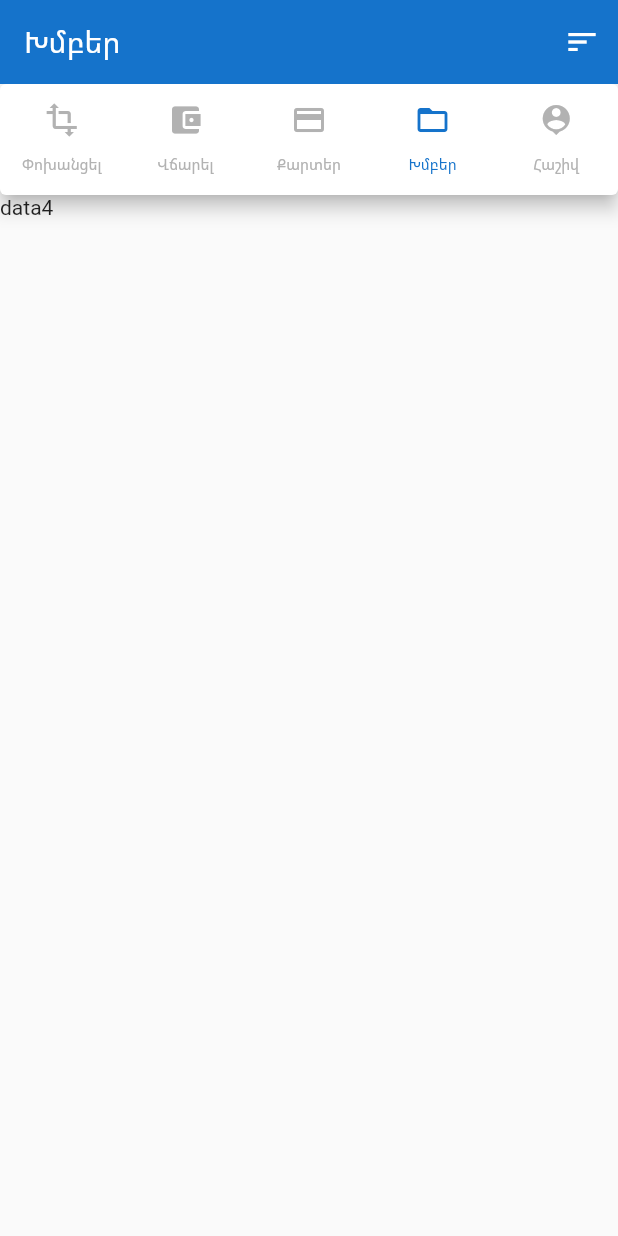
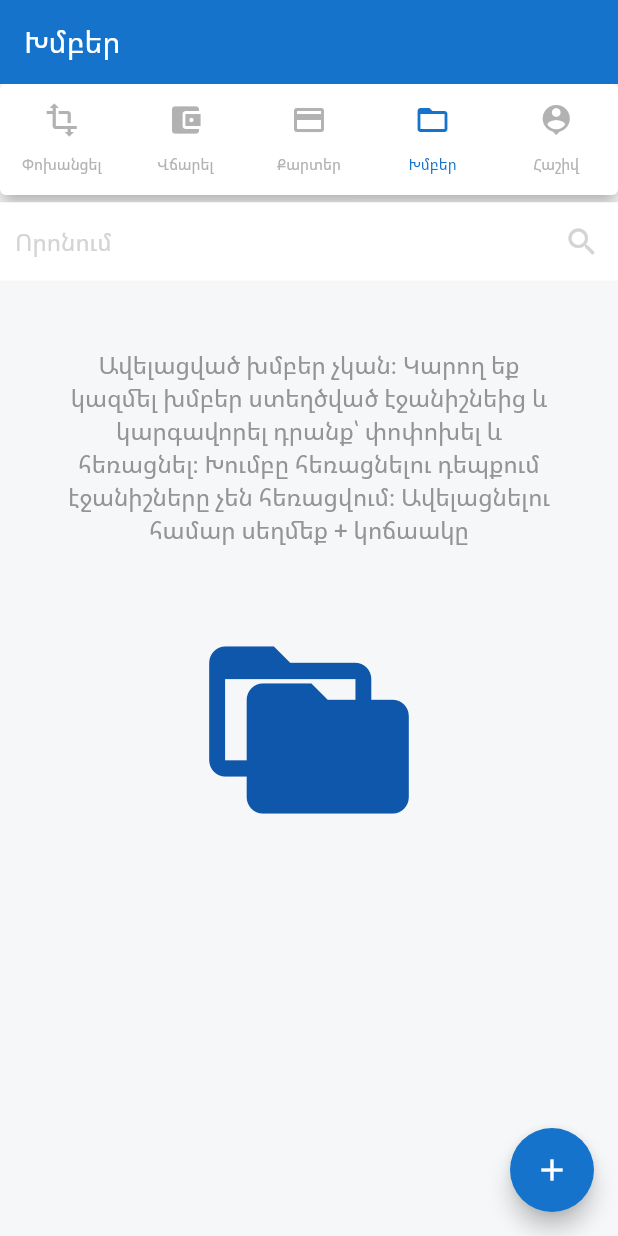
Before and after one commit to GurgenHOVH/arca_clone_flutter, a Flutter app: the screen it shows after launch, tab 4 chosen, on a phone screen of 412 x 824 dp. Run offline on Flutter 3.47's test engine with Material 2 defaults, Android fonts, the phone set to English and light mode, and no system bars.

Commit message:
Added Groups Page

```diff
--- /dev/null
+++ b/lib/pages/groups_page.dart
@@ -0,0 +1,76 @@
+import 'package:flutter/material.dart';
+
+class GroupsPage extends StatefulWidget {
+  @override
+  _GroupsPageState createState() => _GroupsPageState();
+}
+
+class _GroupsPageState extends State<GroupsPage> {
+  @override
+  Widget build(BuildContext context) {
+    return Padding(
+      padding: const EdgeInsets.only(top: 5),
+      child: Scaffold(
+        backgroundColor: Color(0xffF6F7F9),
+        floatingActionButton: FloatingActionButton(
+          backgroundColor: Color(0xff1573CB),
+          onPressed: () {},
+          child: Icon(Icons.add),
+        ),
+        body: body(),
+      ),
+    );
+  }
+
+  Widget body() {
+    return GestureDetector(
+      onTap: () {
+        FocusScope.of(context).unfocus();
+      },
+      child: SingleChildScrollView(
+        child: Column(
+          children: [
+            TextField(
+                decoration: InputDecoration(
+                    contentPadding:
+                        EdgeInsets.symmetric(vertical: 15, horizontal: 10),
+                    hintText: 'Որոնում',
+                    hintStyle: TextStyle(color: Color(0xffD4D4D4)),
+                    border: InputBorder.none,
+                    fillColor: Colors.white,
+                    filled: true,
+                    suffixIcon: Icon(
+                      Icons.search,
+                      color: Color(0xffD4D4D4),
+                    ))),
+            Padding(
+              padding: const EdgeInsets.all(45),
+              child: Text(
+                'Ավելացված խմբեր չկան։ Կարող եք կազմել խմբեր ստեղծված էջանիշնեից և կարգավորել դրանք՝ փոփոխել և հեռացնել։ Խումբը հեռացնելու դեպքում էջանիշները չեն հեռացվում։ Ավելացնելու համար սեղմեք + կոճաակը',
+                textAlign: TextAlign.center,
+                style: TextStyle(color: Color(0xff949494), fontSize: 16),
+              ),
+            ),
+            Container(
+              height: 155,
+              width: 155,
+              padding: EdgeInsets.zero,
+              child: Stack(
+                children: [
+                  Align(
+                      alignment: Alignment.bottomRight,
+                      child: Icon(Icons.folder,
+                          size: 130, color: Color(0xff0F57AB))),
+                  Align(
+                      alignment: Alignment.topLeft,
+                      child: Icon(Icons.folder_open,
+                          size: 130, color: Color(0xff0F57AB))),
+                ],
+              ),
+            )
+          ],
+        ),
+      ),
+    );
+  }
+}
--- a/lib/pages/home.dart
+++ b/lib/pages/home.dart
@@ -1,5 +1,6 @@
 import 'package:arca/models/card_details.dart';
 import 'package:arca/pages/cards_page.dart';
+import 'package:arca/pages/groups_page.dart';
 import 'package:arca/pages/pay_page.dart';
 import 'package:arca/pages/transfer_page.dart';
 import 'package:arca/widgets/card.dart';
@@ -41,10 +42,13 @@ class _HomePageState extends State<HomePage>
         elevation: 0,
         backgroundColor: Theme.of(context).primaryColor,
         actions: [
-          IconButton(
-            icon: Icon(Icons.sort),
-            onPressed: () {},
-          ),
+          if (title == 'Քարտեր' || title == 'Հաշիվ')
+            IconButton(
+              icon: Icon(title == 'Քարտեր' ? Icons.sort : Icons.settings),
+              onPressed: () {
+                if (title == 'Հաշիվ') {}
+              },
+            ),
         ],
       ),
       body: body(),
@@ -110,7 +114,7 @@ class _HomePageState extends State<HomePage>
             TransferPage(),
             PayPage(),
             CardsPage(),
-            Text('data4'),
+            GroupsPage(),
             Text('data5'),
           ]),
         )
```
